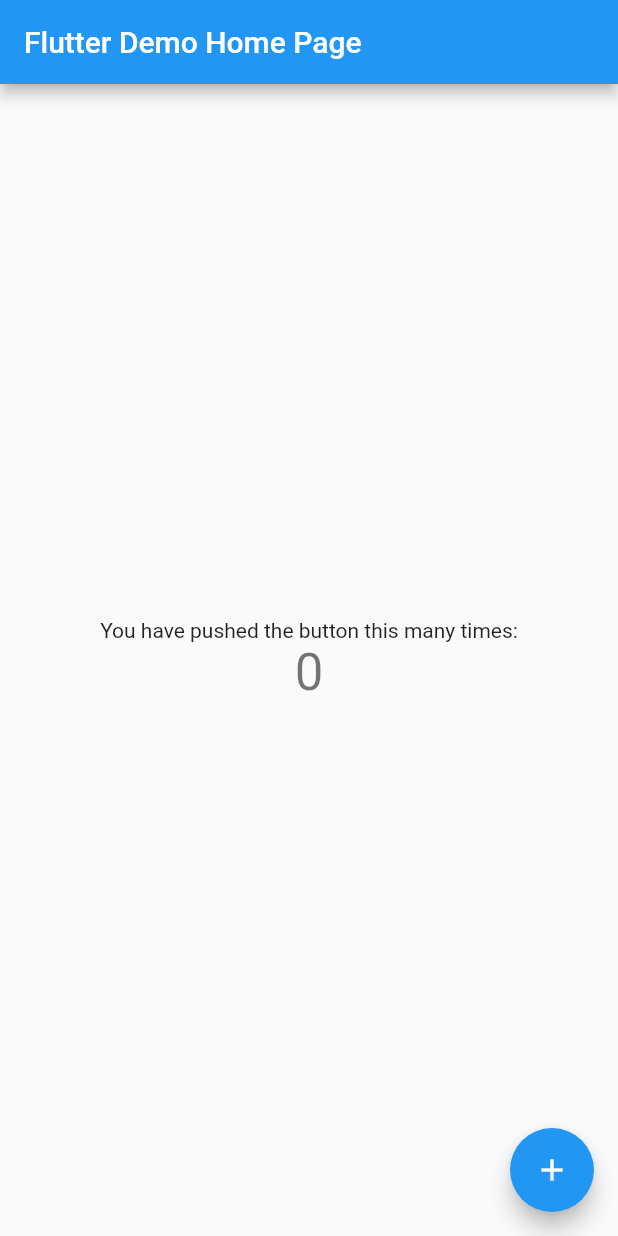
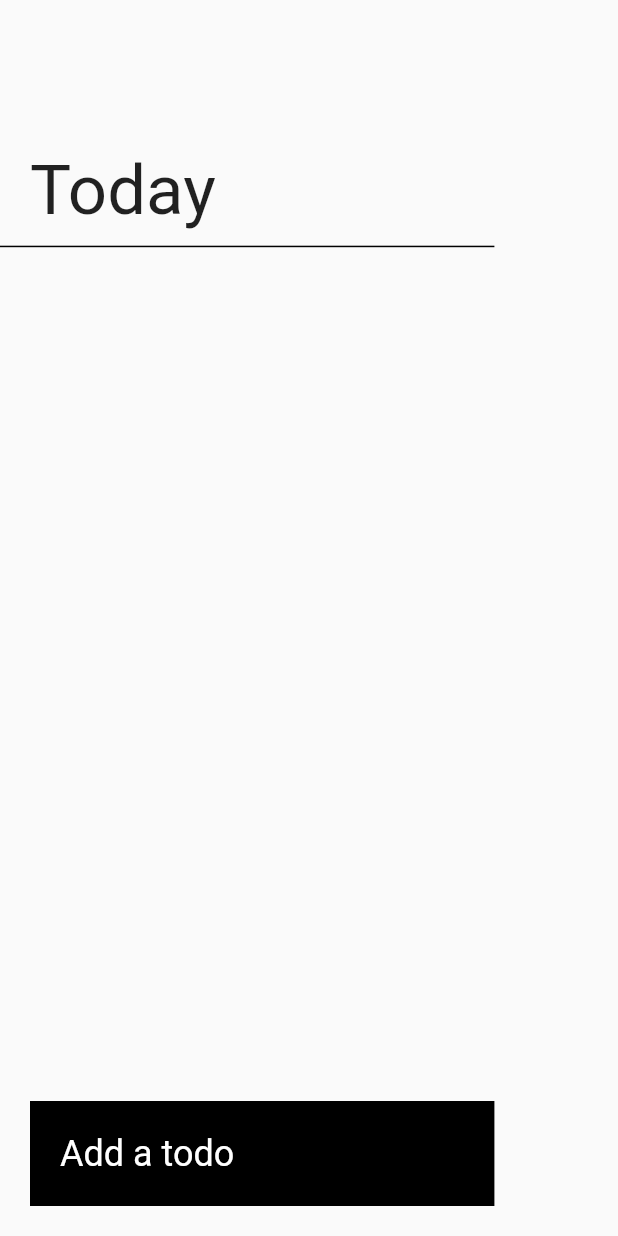
Before and after one commit to eighty4/todai, a Flutter app: the screen it shows after launch, on a phone screen of 412 x 824 dp. Run offline on Flutter 3.47's test engine with Material 2 defaults, Android fonts, the phone set to English and light mode, and no system bars.

Commit message:
design a screen with a word, a line and a button

```diff
--- a/lib/main.dart
+++ b/lib/main.dart
@@ -1,115 +1,93 @@
 import 'package:flutter/material.dart';
 
 void main() {
-  runApp(const MyApp());
+  runApp(const TodaiApp());
 }
 
-class MyApp extends StatelessWidget {
-  const MyApp({super.key});
+class TodaiApp extends StatelessWidget {
+  const TodaiApp({super.key});
 
-  // This widget is the root of your application.
   @override
   Widget build(BuildContext context) {
     return MaterialApp(
-      title: 'Flutter Demo',
-      theme: ThemeData(
-        // This is the theme of your application.
-        //
-        // Try running your application with "flutter run". You'll see the
-        // application has a blue toolbar. Then, without quitting the app, try
-        // changing the primarySwatch below to Colors.green and then invoke
-        // "hot reload" (press "r" in the console where you ran "flutter run",
-        // or simply save your changes to "hot reload" in a Flutter IDE).
-        // Notice that the counter didn't reset back to zero; the application
-        // is not restarted.
-        primarySwatch: Colors.blue,
-      ),
-      home: const MyHomePage(title: 'Flutter Demo Home Page'),
+      title: 'Todai',
+      theme: ThemeData(),
+      home: const TodaiScreen(),
     );
   }
 }
 
-class MyHomePage extends StatefulWidget {
-  const MyHomePage({super.key, required this.title});
-
-  // This widget is the home page of your application. It is stateful, meaning
-  // that it has a State object (defined below) that contains fields that affect
-  // how it looks.
-
-  // This class is the configuration for the state. It holds the values (in this
-  // case the title) provided by the parent (in this case the App widget) and
-  // used by the build method of the State. Fields in a Widget subclass are
-  // always marked "final".
-
-  final String title;
-
-  @override
-  State<MyHomePage> createState() => _MyHomePageState();
-}
-
-class _MyHomePageState extends State<MyHomePage> {
-  int _counter = 0;
-
-  void _incrementCounter() {
-    setState(() {
-      // This call to setState tells the Flutter framework that something has
-      // changed in this State, which causes it to rerun the build method below
-      // so that the display can reflect the updated values. If we changed
-      // _counter without calling setState(), then the build method would not be
-      // called again, and so nothing would appear to happen.
-      _counter++;
-    });
-  }
+class TodaiScreen extends StatelessWidget {
+  const TodaiScreen({super.key});
 
   @override
   Widget build(BuildContext context) {
-    // This method is rerun every time setState is called, for instance as done
-    // by the _incrementCounter method above.
-    //
-    // The Flutter framework has been optimized to make rerunning build methods
-    // fast, so that you can just rebuild anything that needs updating rather
-    // than having to individually change instances of widgets.
     return Scaffold(
-      appBar: AppBar(
-        // Here we take the value from the MyHomePage object that was created by
-        // the App.build method, and use it to set our appbar title.
-        title: Text(widget.title),
-      ),
-      body: Center(
-        // Center is a layout widget. It takes a single child and positions it
-        // in the middle of the parent.
+      body: Container(
+        padding: EdgeInsets.only(right: MediaQuery.of(context).size.width * .2),
         child: Column(
-          // Column is also a layout widget. It takes a list of children and
-          // arranges them vertically. By default, it sizes itself to fit its
-          // children horizontally, and tries to be as tall as its parent.
-          //
-          // Invoke "debug painting" (press "p" in the console, choose the
-          // "Toggle Debug Paint" action from the Flutter Inspector in Android
-          // Studio, or the "Toggle Debug Paint" command in Visual Studio Code)
-          // to see the wireframe for each widget.
-          //
-          // Column has various properties to control how it sizes itself and
-          // how it positions its children. Here we use mainAxisAlignment to
-          // center the children vertically; the main axis here is the vertical
-          // axis because Columns are vertical (the cross axis would be
-          // horizontal).
-          mainAxisAlignment: MainAxisAlignment.center,
-          children: <Widget>[
-            const Text(
-              'You have pushed the button this many times:',
-            ),
-            Text(
-              '$_counter',
-              style: Theme.of(context).textTheme.headline4,
-            ),
+          children: const [
+            DayHeader(),
+            TodoList(),
+            TodoInput(),
           ],
         ),
       ),
-      floatingActionButton: FloatingActionButton(
-        onPressed: _incrementCounter,
-        tooltip: 'Increment',
-        child: const Icon(Icons.add),
-      ), // This trailing comma makes auto-formatting nicer for build methods.
     );
   }
 }
+
+class DayHeader extends StatelessWidget {
+  const DayHeader({super.key});
+
+  @override
+  Widget build(BuildContext context) {
+    return SizedBox(
+      height: MediaQuery.of(context).size.height * .20,
+      child: Column(
+        crossAxisAlignment: CrossAxisAlignment.start,
+        children: [
+          const Spacer(),
+          const Padding(
+            padding: EdgeInsets.only(left: 20, bottom: 10),
+            child: Text("Today", style: TextStyle(fontSize: 46)),
+          ),
+          Container(
+            constraints: const BoxConstraints.expand(height: 1),
+            color: Colors.black,
+          )
+        ],
+      ),
+    );
+  }
+}
+
+class TodoList extends StatelessWidget {
+  const TodoList({super.key});
+
+  @override
+  Widget build(BuildContext context) {
+    return const Spacer();
+  }
+}
+
+class TodoInput extends StatelessWidget {
+  const TodoInput({super.key});
+
+  @override
+  Widget build(BuildContext context) {
+    return Container(
+      padding: const EdgeInsets.only(left: 20, bottom: 20),
+      child: Container(
+          constraints: const BoxConstraints.expand(height: 70),
+          color: Colors.black,
+          padding: const EdgeInsets.symmetric(horizontal: 20),
+          child: Row(
+            children: const [
+              Text('Add a todo',
+                  style: TextStyle(color: Colors.white, fontSize: 24)),
+            ],
+          )),
+    );
+  }
+}
```
Also changed, not shown: 1 other file.
